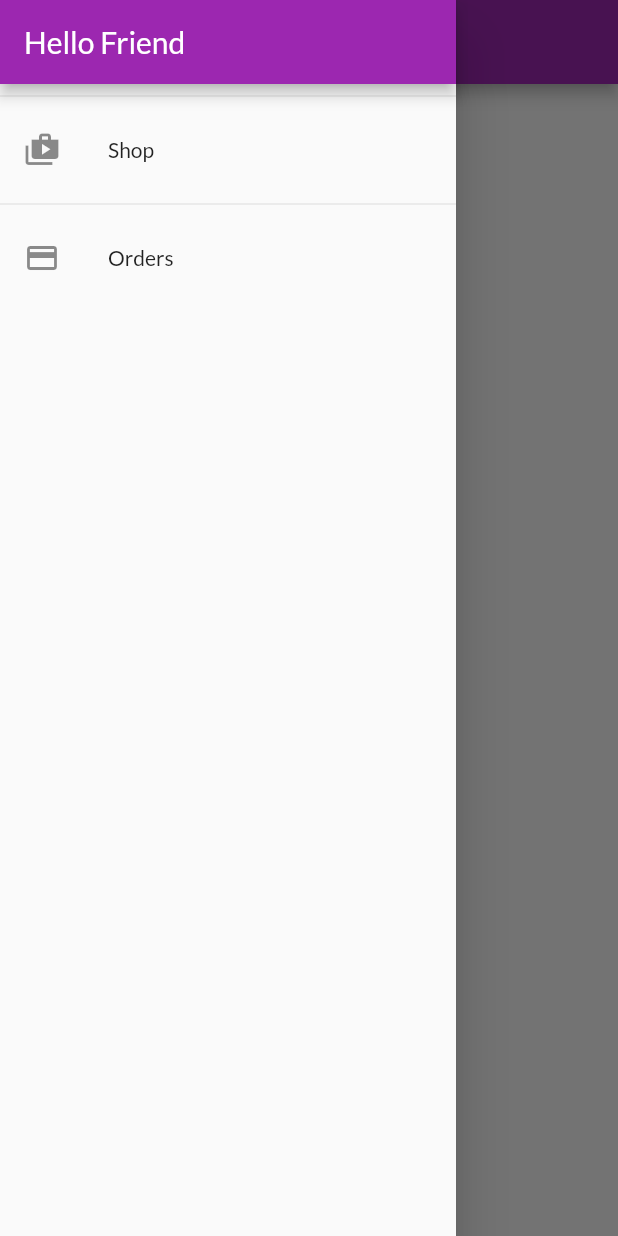
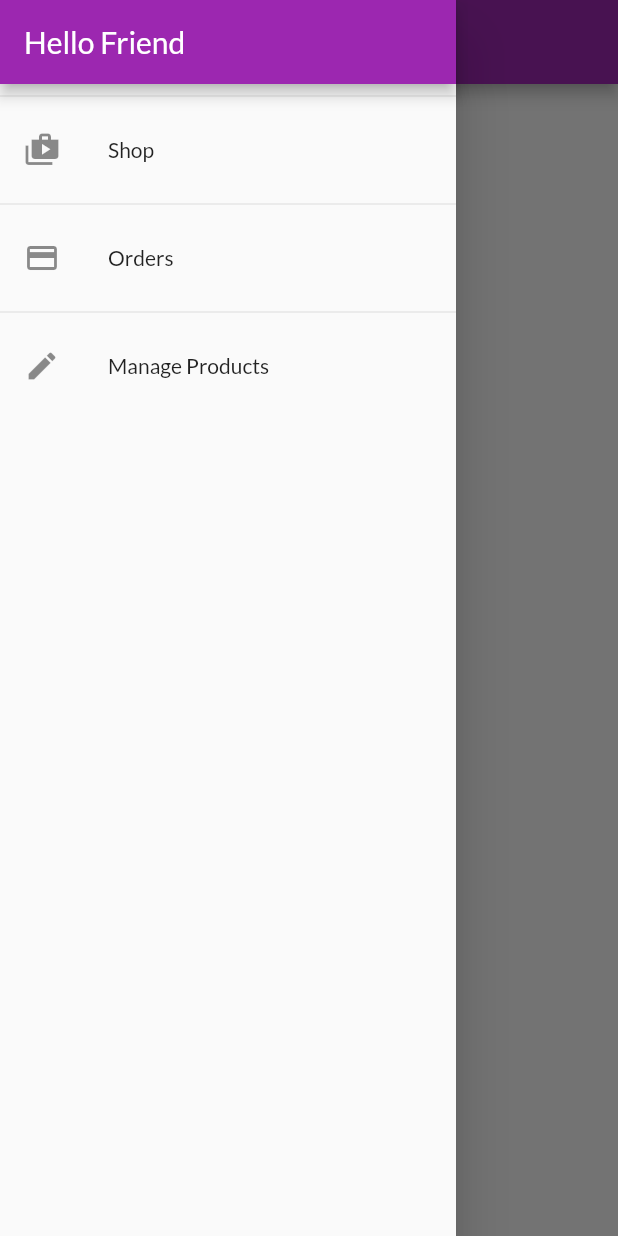
Before and after one commit to MuhammadSaad0/flutter_shop_app, a Flutter app: the OrdersScreen screen opened by its route, with the side drawer open, on a phone screen of 412 x 824 dp. Run offline on Flutter 3.47's test engine with Material 2 defaults, Android fonts, the phone set to English and light mode, and no system bars; network calls fail.

Commit message:
Added user products screen

```diff
--- a/lib/main.dart
+++ b/lib/main.dart
@@ -7,6 +7,7 @@ import './provider/products_provider.dart';
 import "./provider/cart.dart";
 import "./screens/cart_screen.dart";
 import "./provider/orders.dart";
+import './screens/user_products.dart';
 
 void main() => runApp(MyApp());
 
@@ -38,6 +39,7 @@ class MyApp extends StatelessWidget {
           ProductDetailsScreen.routeName: ((context) => ProductDetailsScreen()),
           CartScreen.RouteName: ((context) => CartScreen()),
           OrdersScreen.routeName: ((context) => OrdersScreen()),
+          UserProducts.routeName: ((context) => UserProducts()),
         },
       ),
     );
--- a/lib/provider/products_provider.dart
+++ b/lib/provider/products_provider.dart
@@ -35,6 +35,14 @@ class Products with ChangeNotifier {
       imageUrl:
           'https://upload.wikimedia.org/wikipedia/commons/thumb/1/14/Cast-Iron-Pan.jpg/1024px-Cast-Iron-Pan.jpg',
     ),
+    Product(
+        id: 'p5',
+        title: 'Infinix Note 11',
+        description:
+            'Infinix Note 11 Android smartphone. Announced Nov 2021. Features 6.7″ display, MediaTek Helio G88 chipset, 5000 mAh battery, 128 GB storage, 6 GB RAM.',
+        price: 157.0,
+        imageUrl:
+            "https://images.priceoye.pk/infinix-note-11-pakistan-priceoye-xzadp.jpg"),
   ];
 
   List<Product> get items {
--- a/lib/screens/cart_screen.dart
+++ b/lib/screens/cart_screen.dart
@@ -35,7 +35,7 @@ class CartScreen extends StatelessWidget {
                     Spacer(),
                     Chip(
                       label: Text(
-                        "\$${cart.totalAmount}",
+                        "\$${cart.totalAmount.toStringAsFixed(2)}",
                         style: TextStyle(
                             fontSize: 20,
                             fontWeight: FontWeight.bold,
--- a/lib/widgets/app_drawer.dart
+++ b/lib/widgets/app_drawer.dart
@@ -1,4 +1,5 @@
 import 'package:flutter/material.dart';
+import '../screens/user_products.dart';
 import '../screens/orders_screen.dart';
 
 class AppDrawer extends StatelessWidget {
@@ -26,6 +27,14 @@ class AppDrawer extends StatelessWidget {
           onTap: () {
             Navigator.of(context).pushReplacementNamed(OrdersScreen.routeName);
           },
+        ),
+        Divider(),
+        ListTile(
+          leading: Icon(Icons.edit),
+          title: Text("Manage Products"),
+          onTap: () {
+            Navigator.of(context).pushReplacementNamed(UserProducts.routeName);
+          },
         )
       ]),
     );
--- a/lib/widgets/products_grid.dart
+++ b/lib/widgets/products_grid.dart
@@ -14,7 +14,7 @@ class ProductsGrid extends StatelessWidget {
     return GridView.builder(
       gridDelegate: const SliverGridDelegateWithFixedCrossAxisCount(
           crossAxisCount: 2,
-          childAspectRatio: 3 / 2,
+          childAspectRatio: 1.5 / 2,
           crossAxisSpacing: 10,
           mainAxisSpacing: 10),
       padding: const EdgeInsets.all(10),
```
Also changed, not shown: lib/provider/cart.dart (+18 -0 lines), lib/screens/user_products.dart (added, +36 -0 lines), lib/widgets/cart_item.dart (+26 -0 lines), lib/widgets/product_item.dart (+11 -0 lines), lib/widgets/user_product_item.dart (added, +31 -0 lines).
